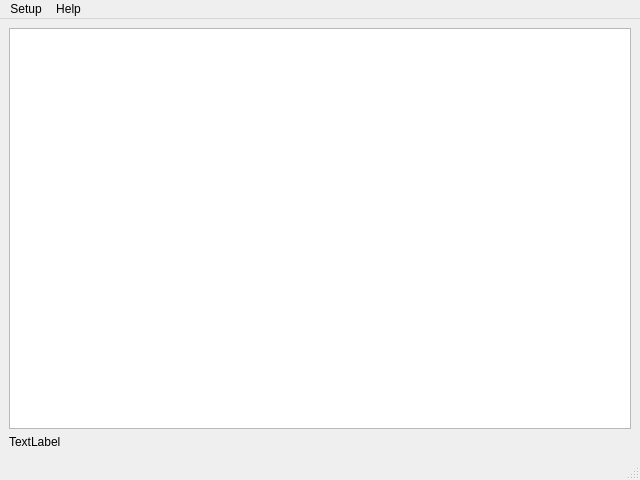
MirayaProject/miraya, file mainwindow.ui: the form before one commit.
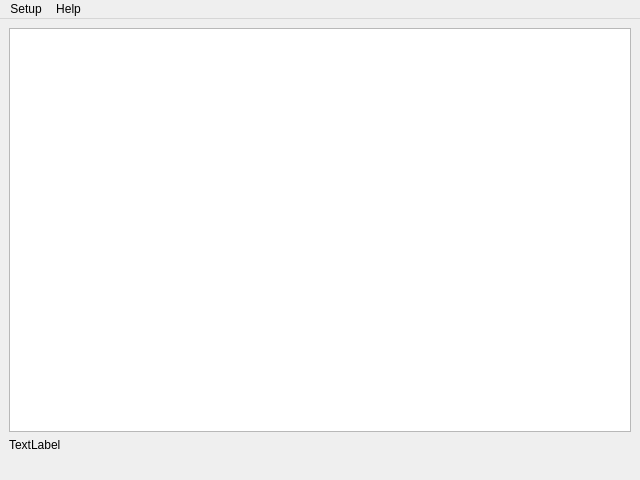
The form after the commit.

Commit message: 🪟Main: fix: using qlistwidget instead of qtablewidget, disabled sizegrip

Diff of the .ui file:
```diff
--- a/mainwindow.ui
+++ b/mainwindow.ui
@@ -15,9 +15,6 @@
   </property>
   <widget class="QWidget" name="centralwidget">
    <layout class="QGridLayout" name="gridLayout">
-    <item row="0" column="0">
-     <widget class="QTableWidget" name="twitchChat"/>
-    </item>
     <item row="1" column="0">
      <widget class="QLabel" name="nowPlayingLabel">
       <property name="text">
@@ -25,6 +22,9 @@
       </property>
      </widget>
     </item>
+    <item row="0" column="0">
+     <widget class="QListWidget" name="twitchChat"/>
+    </item>
    </layout>
   </widget>
   <widget class="QMenuBar" name="menubar">
@@ -53,7 +53,11 @@
    <addaction name="menuSetup"/>
    <addaction name="menuHelp"/>
   </widget>
-  <widget class="QStatusBar" name="statusbar"/>
+  <widget class="QStatusBar" name="statusbar">
+   <property name="sizeGripEnabled">
+    <bool>false</bool>
+   </property>
+  </widget>
   <action name="actionDiscord">
    <property name="text">
     <string>Discord</string>
```
